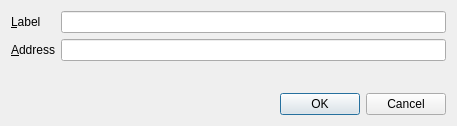
Old version of the form src/qt/forms/editaddressdialog.ui in the repository unatv2/UnatV2-test.
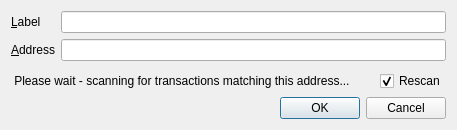
New version of the form. Custom widgets are drawn as their Qt base class.

```diff
--- a/src/qt/forms/editaddressdialog.ui
+++ b/src/qt/forms/editaddressdialog.ui
@@ -7,7 +7,7 @@
     <x>0</x>
     <y>0</y>
     <width>457</width>
-    <height>126</height>
+    <height>130</height>
    </rect>
   </property>
   <property name="windowTitle">
@@ -55,6 +55,33 @@
      </item>
     </layout>
    </item>
+   <item>
+    <layout class="QHBoxLayout" name="horizontalLayout">
+     <item>
+      <widget class="QLabel" name="label_3">
+       <property name="maximumSize">
+        <size>
+         <width>439</width>
+         <height>16777215</height>
+        </size>
+       </property>
+       <property name="text">
+        <string> Please wait - scanning for transactions matching this address...</string>
+       </property>
+      </widget>
+     </item>
+     <item alignment="Qt::AlignRight">
+      <widget class="QCheckBox" name="rescanCheckBox">
+       <property name="text">
+        <string>Rescan</string>
+       </property>
+       <property name="checked">
+        <bool>true</bool>
+       </property>
+      </widget>
+     </item>
+    </layout>
+   </item>
    <item>
     <widget class="QDialogButtonBox" name="buttonBox">
      <property name="orientation">
```
